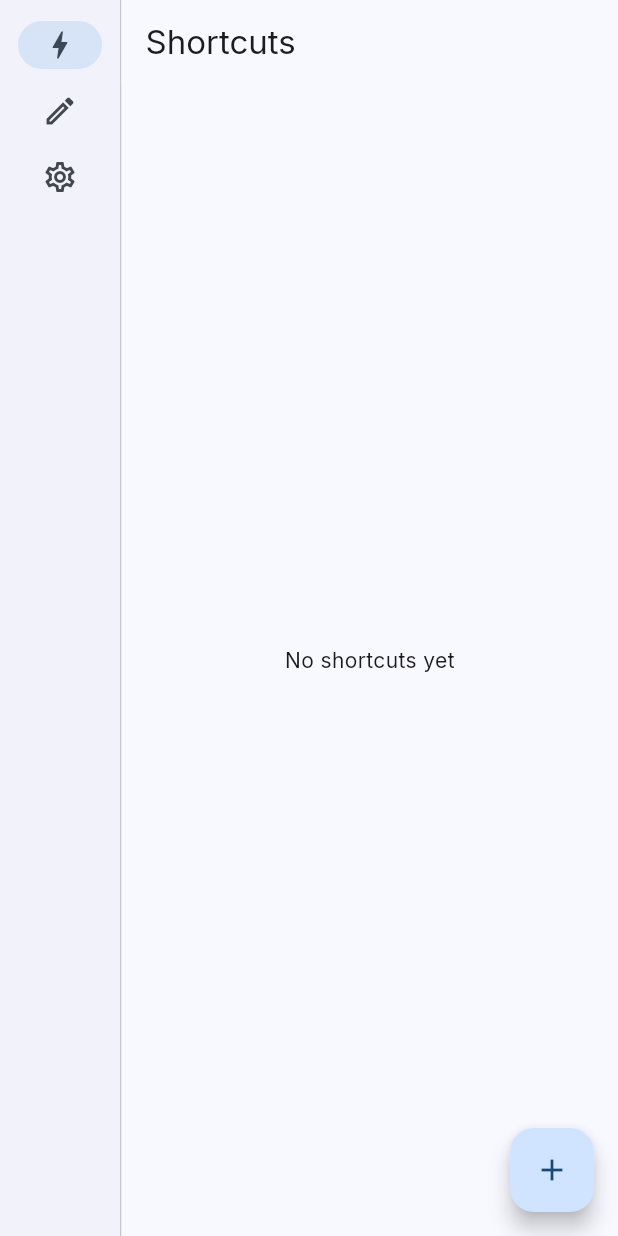
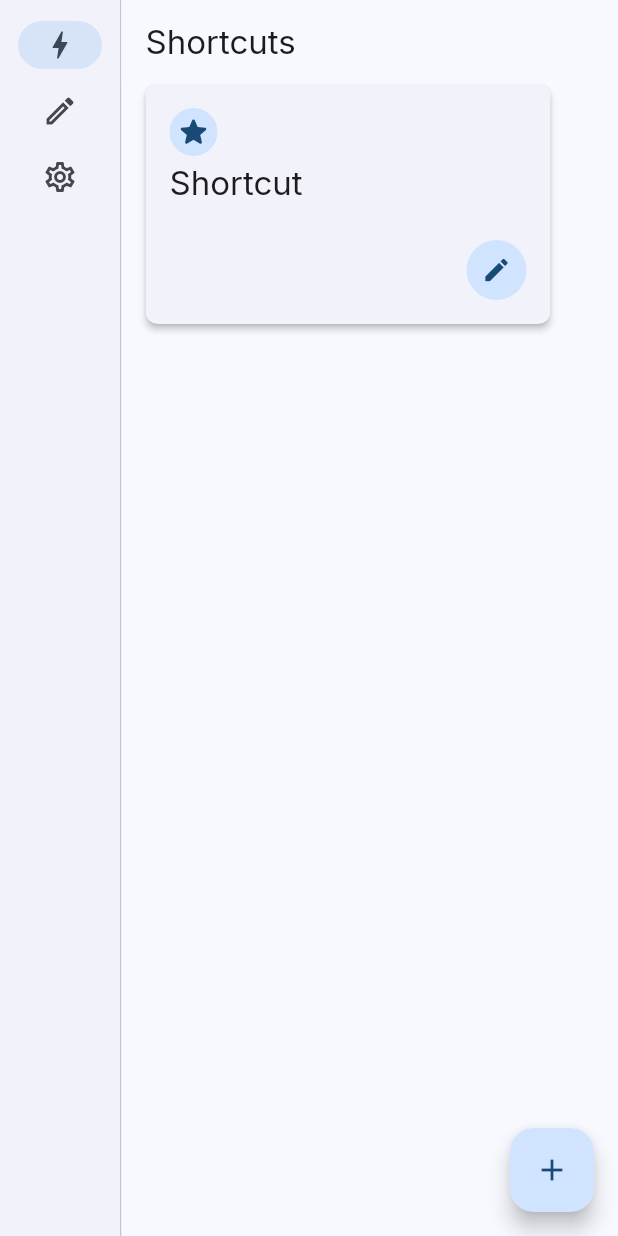
Before and after one commit to Someone68/quartz, a Flutter app: the screen it shows after launch, on a phone screen of 412 x 824 dp. Run offline on Flutter 3.47's test engine with Material 3 defaults, Android fonts, the phone set to English and light mode, and no system bars; our stand-ins replace google_fonts, shared_preferences.

Commit message:
shortcut card ui

```diff
--- a/ui/lib/home.dart
+++ b/ui/lib/home.dart
@@ -1,4 +1,5 @@
 import 'package:flutter/material.dart';
+import 'package:ui/shortcut_card.dart';
 
 /// Shortcuts list — the landing page. Placeholder until shortcut storage and
 /// the list/grid view are wired up.
@@ -9,7 +10,10 @@ class HomePage extends StatelessWidget {
   Widget build(BuildContext context) {
     return Scaffold(
       appBar: AppBar(title: const Text('Shortcuts')),
-      body: const Center(child: Text('No shortcuts yet')),
+      body: const Padding(
+        padding: EdgeInsets.symmetric(horizontal: 16.0),
+        child: Column(children: [ShortcutCard()]),
+      ),
       floatingActionButton: FloatingActionButton(
         onPressed: () {},
         child: const Icon(Icons.add),
--- /dev/null
+++ b/ui/lib/shortcut_card.dart
@@ -0,0 +1,99 @@
+import 'package:flutter/material.dart';
+
+class _HoverCard extends StatefulWidget {
+  final VoidCallback onTap;
+  final Widget child;
+
+  const _HoverCard({super.key, required this.onTap, required this.child});
+
+  @override
+  State<_HoverCard> createState() => _HoverCardState();
+}
+
+class _HoverCardState extends State<_HoverCard> {
+  bool _isHovered = false;
+
+  @override
+  Widget build(BuildContext context) {
+    return MouseRegion(
+      cursor: SystemMouseCursors.click,
+      onEnter: (_) => setState(() => _isHovered = true),
+      onExit: (_) => setState(() => _isHovered = false),
+      child: AnimatedContainer(
+        duration: const Duration(milliseconds: 150),
+        curve: Curves.easeOut,
+        child: AnimatedPhysicalModel(
+          duration: const Duration(milliseconds: 150),
+          shape: BoxShape.rectangle,
+          borderRadius: BorderRadius.circular(8),
+          clipBehavior: Clip.antiAlias,
+          elevation: _isHovered ? 8 : 2,
+          color: Colors.transparent, // let Material paint the surface
+          shadowColor: Colors.black,
+          child: Material(
+            color: Theme.of(context).colorScheme.surfaceContainerLow,
+            borderRadius: BorderRadius.circular(8),
+            child: InkWell(
+              borderRadius: BorderRadius.circular(8),
+              onTap: widget.onTap,
+              child: widget.child,
+            ),
+          ),
+        ),
+      ),
+    );
+  }
+}
+
+class ShortcutCard extends StatelessWidget {
+  const ShortcutCard({super.key});
+
+  @override
+  Widget build(BuildContext context) {
+    return SizedBox(
+      width: 270.0,
+      height: 160.0,
+      child: _HoverCard(
+        onTap: () {},
+        child: Stack(
+          children: [
+            Padding(
+              padding: const EdgeInsets.all(16.0),
+              child: Column(
+                crossAxisAlignment: CrossAxisAlignment.start,
+                children: [
+                  const CircleAvatar(
+                    radius: 16.0,
+                    child: Icon(Icons.star_rounded, size: 24.0),
+                  ),
+                  const SizedBox(height: 4.0),
+                  Text(
+                    'Shortcut',
+                    style: Theme.of(context).textTheme.titleLarge,
+                  ),
+                ],
+              ),
+            ),
+            Align(
+              alignment: Alignment.bottomRight,
+              child: Padding(
+                padding: EdgeInsets.all(16),
+                child: CircleAvatar(
+                  radius: 20,
+                  backgroundColor: Theme.of(
+                    context,
+                  ).colorScheme.primaryContainer,
+                  child: Icon(
+                    Icons.edit,
+                    size: 20,
+                    color: Theme.of(context).colorScheme.onPrimaryContainer,
+                  ),
+                ),
+              ),
+            ),
+          ],
+        ),
+      ),
+    );
+  }
+}
--- a/ui/pubspec.yaml
+++ b/ui/pubspec.yaml
@@ -33,6 +33,7 @@ dependencies:
     google_fonts: ^6.1.0
     provider: ^6.1.0
     shared_preferences: ^2.2.0
+    http: ^1.2.0
 
     # The following adds the Cupertino Icons font to your application.
     # Use with the CupertinoIcons class for iOS style icons.
```
